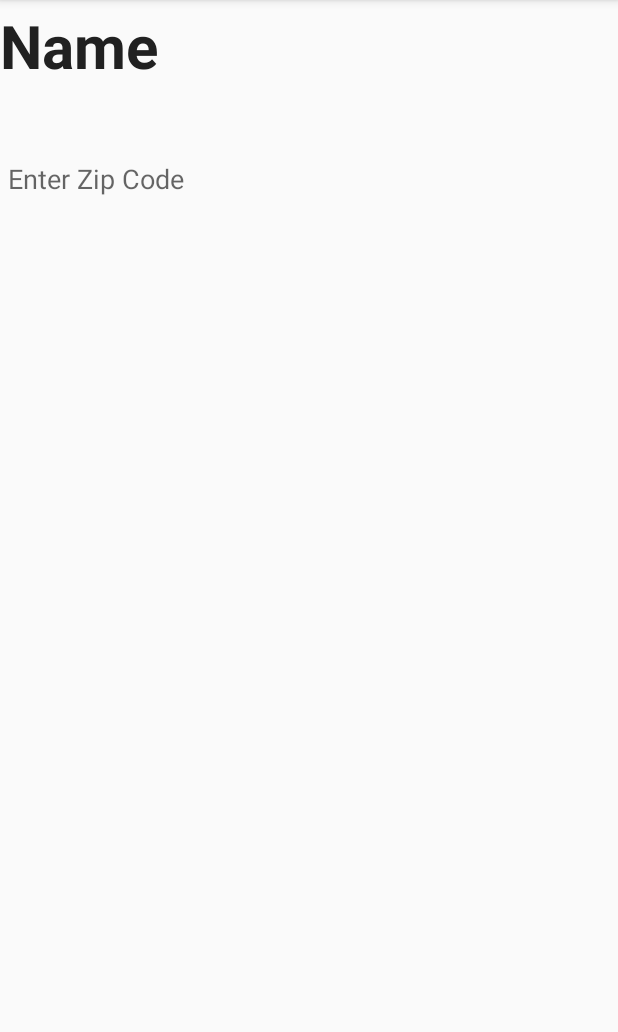
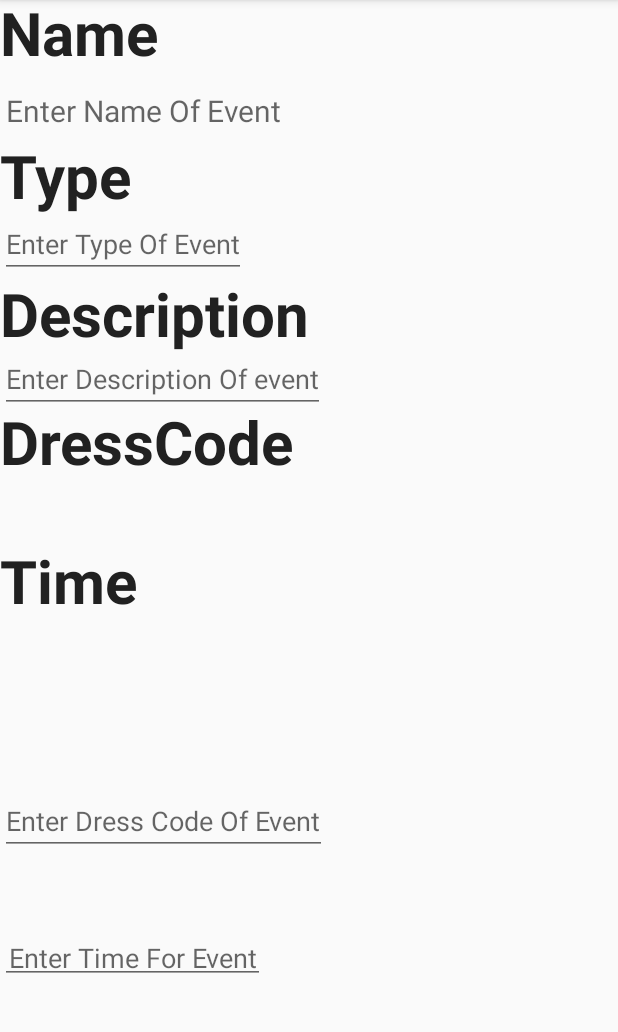
Before and after one commit to RuzindanaWendyOrnella/Outing, an Android app: the EventActivity screen opened directly, with no data from a screen before it, on a phone screen of 412 x 824 dp, the part 84-1116 px from its top. Run offline under Robolectric (Android 15) with nearby library versions, the phone set to English and light mode, and no system bars; Roboto replaces fonts that are not available here.

Commit message:
added edit text for type,description and dresscode and also their text views

```diff
--- a/app/src/main/res/layout/activity_events.xml
+++ b/app/src/main/res/layout/activity_events.xml
@@ -1,34 +1,47 @@
 <?xml version="1.0" encoding="utf-8"?>
 <RelativeLayout xmlns:android="http://schemas.android.com/apk/res/android"
     android:layout_width="match_parent" android:layout_height="match_parent">
+
+
+    <!--<EditText
+        android:id="@+id/locationNameText"
+        android:layout_width="152dp"
+        android:layout_height="wrap_content"
+        android:layout_alignParentBottom="true"
+        android:layout_marginBottom="631dp"
+        android:background="@color/colorGreen"
+        android:hint="Enter Zip Code"
+        android:padding="5dp"
+        android:textAlignment="textEnd"
+        android:textColorHint="@color/colorPrimary" />-->
+
     <TextView
         android:id="@+id/nameOfEvent"
         android:layout_width="match_parent"
         android:layout_height="match_parent"
         android:layout_alignParentTop="true"
-           android:layout_marginTop="3dp"
+        android:layout_marginTop="-5dp"
         android:text="Name"
         android:textColor="@color/colorPrimary"
         android:textSize="40sp"
         android:textStyle="bold" />
 
    <EditText
-           android:id="@+id/locationNameText"
     android:layout_width="wrap_content"
     android:layout_height="wrap_content"
-           android:layout_alignParentBottom="true"
-           android:layout_marginBottom="631dp"
-           android:background="@color/colorAccent"
-           android:hint="Enter Zip Code"
-           android:padding="5dp"
-           android:textAlignment="textEnd" />
+    android:id="@+id/locationNameText"
+    android:hint="Enter Name Of Event"
+    android:layout_marginTop="50dp"
+    android:textSize="20dp">
 
-    <!--  <TextView
+</EditText>
+
+    <TextView
         android:id="@+id/typeOfEvent"
         android:layout_width="match_parent"
         android:layout_height="match_parent"
         android:layout_alignParentTop="true"
-          android:layout_marginTop="120dp"
+        android:layout_marginTop="90dp"
         android:text="Type"
         android:textColor="@color/colorPrimary"
         android:textSize="40sp"
@@ -38,19 +51,15 @@
         android:id="@+id/locationTypeText"
         android:layout_width="wrap_content"
         android:layout_height="wrap_content"
-          android:layout_alignParentBottom="true"
-          android:layout_marginBottom="511dp"
-          android:background="@color/colorAccent"
-          android:hint="Enter Zip Code"
-          android:padding="5dp"
-          android:textAlignment="textEnd" />
+        android:layout_marginTop="140dp"
+        android:hint="Enter Type Of Event" />
 
     <TextView
         android:id="@+id/descriptionOfEvent"
         android:layout_width="match_parent"
         android:layout_height="match_parent"
         android:layout_alignParentTop="true"
-          android:layout_marginTop="240dp"
+        android:layout_marginTop="182dp"
         android:text="Description"
         android:textColor="@color/colorPrimary"
         android:textSize="40sp"
@@ -58,21 +67,17 @@
 
     <EditText
         android:id="@+id/locationDescriptionText"
-          android:layout_width="149dp"
+        android:layout_width="wrap_content"
         android:layout_height="wrap_content"
-          android:layout_alignParentBottom="true"
-          android:layout_marginBottom="377dp"
-          android:background="@color/colorAccent"
-          android:hint="Enter Zip Code"
-          android:padding="5dp"
-          android:textAlignment="textEnd" />
+        android:layout_marginTop="230dp"
+        android:hint="Enter Description Of event" />
 
     <TextView
         android:id="@+id/DressCodeOfEvent"
         android:layout_width="match_parent"
         android:layout_height="match_parent"
         android:layout_alignParentTop="true"
-          android:layout_marginTop="400dp"
+        android:layout_marginTop="267dp"
         android:text="DressCode"
         android:textColor="@color/colorPrimary"
         android:textSize="40sp"
@@ -83,11 +88,38 @@
         android:layout_width="wrap_content"
         android:layout_height="wrap_content"
         android:layout_alignParentBottom="true"
-          android:layout_marginBottom="200dp"
-          android:background="@color/colorAccent"
-          android:hint="Enter Zip Code"
+        android:layout_marginBottom="198dp"
+        android:hint="Enter Dress Code Of Event" />
+
+    <TextView
+        android:id="@+id/TimeOfEvent"
+        android:layout_width="match_parent"
+        android:layout_height="match_parent"
+        android:layout_alignParentTop="true"
+        android:layout_marginTop="360dp"
+        android:text="Time"
+        android:textColor="@color/colorPrimary"
+        android:textSize="40sp"
+        android:textStyle="bold" />
+
+    <EditText
+        android:id="@+id/locationTimeText"
+        android:layout_width="wrap_content"
+        android:layout_height="wrap_content"
+        android:layout_alignParentBottom="true"
+        android:layout_marginBottom="112dp"
+        android:hint="Enter Time For Event"
         android:padding="5dp"
         android:textAlignment="textEnd" />
+
+
+    <!--
+
+
+
+
+
+
 
       <TextView
           android:id="@+id/TimeOfEvent"
```
Lines whose indentation alone changed are shown as unchanged.
